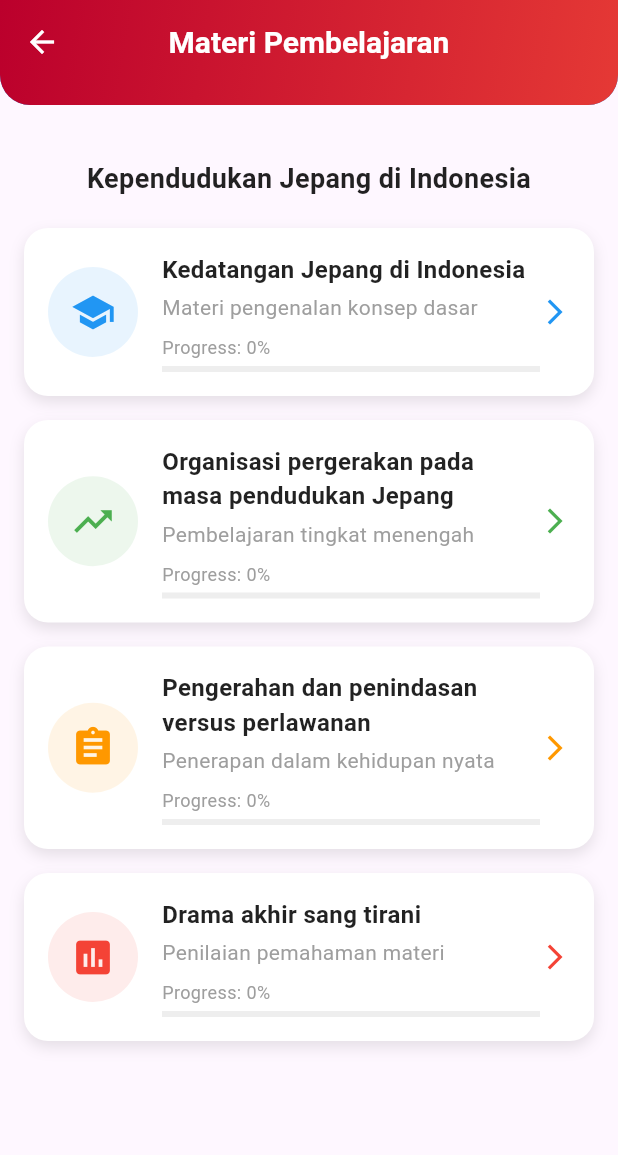
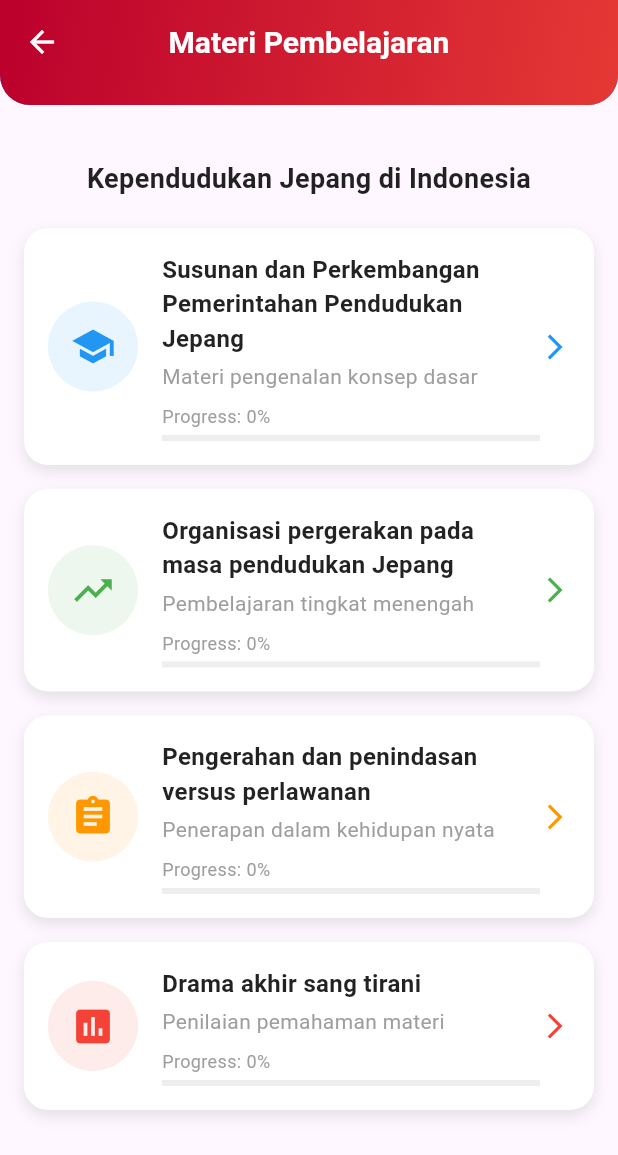
Before and after one commit to ChairulCode/Hinosa-App, a Flutter app: the MateriScreen screen opened directly, on a phone screen of 412 x 824 dp. Shown: the top 1155 px of the screen. Run offline on Flutter 3.47's test engine with Material 3 defaults, Android fonts, the phone set to English and light mode, and no system bars; our stand-ins replace supabase_flutter; accounts and stored records are empty.

Commit message:
sesuaikan konten materi

```diff
--- a/lib/screens/materi_detail/kedatangan_screen.dart
+++ b/lib/screens/materi_detail/kedatangan_screen.dart
@@ -1,6 +1,6 @@
-import 'dart:ui';
-
+import 'dart:convert';
 import 'package:flutter/material.dart';
+import 'package:flutter/services.dart' show rootBundle;
 import 'package:hinosaapp/screens/materi_screen.dart';
 
 class KedatanganJepangDetail extends BaseMateriDetail {
@@ -12,32 +12,66 @@ class KedatanganJepangDetail extends BaseMateriDetail {
 
 class _KedatanganJepangDetailState
     extends BaseMateriDetailState<KedatanganJepangDetail> {
-  @override
-  String get title => 'Kedatangan Jepang di Indonesia';
+  String materiTitle = "";
+  Color materiColor = Colors.blue;
+  List<Map<String, dynamic>> materiSections = [];
+  bool isLoading = true;
 
   @override
-  Color get color => Colors.blue;
+  void initState() {
+    super.initState();
+    loadMateriFromJson();
+  }
+
+  Future<void> loadMateriFromJson() async {
+    final String response = await rootBundle.loadString(
+      "assets/data/data_kedatangan.json",
+    );
+    final data = json.decode(response);
+
+    setState(() {
+      materiTitle = data["title"];
+      materiColor = _parseColor(data["color"]);
+      materiSections =
+          (data["sections"] as List).map((s) {
+            return {
+              "title": s["title"],
+              "content": List<String>.from(s["content"]),
+            };
+          }).toList();
+      isLoading = false;
+    });
+  }
+
+  Color _parseColor(String colorName) {
+    switch (colorName.toLowerCase()) {
+      case "red":
+        return Colors.red;
+      case "green":
+        return Colors.green;
+      case "blue":
+        return Colors.blue;
+      case "yellow":
+        return Colors.yellow;
+      default:
+        return Colors.blueGrey;
+    }
+  }
 
   @override
-  List<Map<String, dynamic>> get sections => [
-    {
-      'title': '1. Masuknya Jepang di Indonesia',
-      'content': [
-        'Pada 8 Desember 1941, Jepang melancarkan serangan besar-besaran ke Pearl Harbor, markas Angkatan Laut Amerika Serikat di Pasifik.',
-        'Target berikutnya adalah Indonesia (Hindia Belanda) karena kaya sumber daya alam: minyak bumi, timah, dan aluminium.',
-        'Awal Januari 1942, pasukan Jepang mendarat di Ambon, menguasai Maluku, lalu merebut Tarakan dan Balikpapan (12 Januari).',
-        'Pada 5 Maret 1942: Batavia (Jakarta) direbut Jepang',
-        '8 Maret 1942: Belanda menyerah tanpa syarat dalam Kapitulasi Kalijati, Subang',
-      ],
-    },
-    {
-      'title': '2. Sambutan Rakyat Indonesia',
-      'content': [
-        'Rakyat Indonesia menyambut Jepang dengan gembira sebagai "Saudara Tua"',
-        'Antusiasme dipengaruhi oleh kebencian terhadap Belanda dan ramalan Jayabaya',
-        'Jepang mengusung slogan Hakko Ichiu "Satu Keluarga di Bawah Langit"',
-        'Membentuk Gerakan Tiga A dengan slogan: Nippon Cahaya Asia, Nippon Pelindung Asia, Nippon Pemimpin Asia',
-      ],
-    },
-  ];
+  String get title => materiTitle;
+
+  @override
+  Color get color => materiColor;
+
+  @override
+  List<Map<String, dynamic>> get sections => materiSections;
+
+  @override
+  Widget build(BuildContext context) {
+    if (isLoading) {
+      return const Scaffold(body: Center(child: CircularProgressIndicator()));
+    }
+    return super.build(context);
+  }
 }
--- a/lib/screens/materi_screen.dart
+++ b/lib/screens/materi_screen.dart
@@ -1,8 +1,8 @@
 import 'package:flutter/material.dart';
-import 'package:hinosaapp/screens/materi_detail/kedatangan_screen.dart';
 import 'package:hinosaapp/screens/materi_detail/organisasi_screen.dart';
 import 'package:hinosaapp/screens/materi_detail/pengerahan_screen.dart';
 import 'package:hinosaapp/screens/materi_detail/drama_screen.dart';
+import 'package:hinosaapp/screens/materi_detail/kedatangan_screen.dart';
 
 class MateriScreen extends StatefulWidget {
   const MateriScreen({super.key});
@@ -14,7 +14,7 @@ class MateriScreen extends StatefulWidget {
 class _MateriScreenState extends State<MateriScreen> {
   final List<Map<String, dynamic>> materiList = [
     {
-      'title': 'Kedatangan Jepang di Indonesia',
+      'title': 'Susunan dan Perkembangan Pemerintahan Pendudukan Jepang',
       'subtitle': 'Materi pengenalan konsep dasar',
       'icon': Icons.school,
       'color': Colors.blue,
@@ -232,7 +232,6 @@ class _MateriScreenState extends State<MateriScreen> {
   }
 }
 
-// Base class for detail screens
 abstract class BaseMateriDetail extends StatefulWidget {
   const BaseMateriDetail({super.key});
 }
@@ -474,42 +473,42 @@ abstract class BaseMateriDetailState<T extends BaseMateriDetail>
   }
 }
 
-// kedatangan_jepang_detail.dart
-class KedatanganJepangDetail extends BaseMateriDetail {
-  const KedatanganJepangDetail({super.key});
+// // kedatangan_jepang_detail.dart
+// class KedatanganJepangDetail extends BaseMateriDetail {
+//   const KedatanganJepangDetail({super.key});
 
-  @override
-  State<KedatanganJepangDetail> createState() => _KedatanganJepangDetailState();
-}
+//   @override
+//   State<KedatanganJepangDetail> createState() => _KedatanganJepangDetailState();
+// }
 
-class _KedatanganJepangDetailState
-    extends BaseMateriDetailState<KedatanganJepangDetail> {
-  @override
-  String get title => 'Kedatangan Jepang di Indonesia';
+// class _KedatanganJepangDetailState
+//     extends BaseMateriDetailState<KedatanganJepangDetail> {
+//   @override
+//   String get title => 'Kedatangan Jepang di Indonesia';
 
-  @override
-  Color get color => Colors.blue;
+//   @override
+//   Color get color => Colors.blue;
 
-  @override
-  List<Map<String, dynamic>> get sections => [
-    {
-      'title': '1. Masuknya Jepang di Indonesia',
-      'content': [
-        'Pada 8 Desember 1941, Jepang melancarkan serangan besar-besaran ke Pearl Harbor, markas Angkatan Laut Amerika Serikat di Pasifik.',
-        'Target berikutnya adalah Indonesia (Hindia Belanda) karena kaya sumber daya alam: minyak bumi, timah, dan aluminium.',
-        'Awal Januari 1942, pasukan Jepang mendarat di Ambon, menguasai Maluku, lalu merebut Tarakan dan Balikpapan (12 Januari).',
-        'Pada 5 Maret 1942: Batavia (Jakarta) direbut Jepang',
-        '8 Maret 1942: Belanda menyerah tanpa syarat dalam Kapitulasi Kalijati, Subang',
-      ],
-    },
-    {
-      'title': '2. Sambutan Rakyat Indonesia',
-      'content': [
-        'Rakyat Indonesia menyambut Jepang dengan gembira sebagai "Saudara Tua"',
-        'Antusiasme dipengaruhi oleh kebencian terhadap Belanda dan ramalan Jayabaya',
-        'Jepang mengusung slogan Hakko Ichiu "Satu Keluarga di Bawah Langit"',
-        'Membentuk Gerakan Tiga A dengan slogan: Nippon Cahaya Asia, Nippon Pelindung Asia, Nippon Pemimpin Asia',
-      ],
-    },
-  ];
-}
+//   @override
+//   List<Map<String, dynamic>> get sections => [
+//     {
+//       'title': '1. Masuknya Jepang di Indonesia',
+//       'content': [
+//         'Pada 8 Desember 1941, Jepang melancarkan serangan besar-besaran ke Pearl Harbor, markas Angkatan Laut Amerika Serikat di Pasifik.',
+//         'Target berikutnya adalah Indonesia (Hindia Belanda) karena kaya sumber daya alam: minyak bumi, timah, dan aluminium.',
+//         'Awal Januari 1942, pasukan Jepang mendarat di Ambon, menguasai Maluku, lalu merebut Tarakan dan Balikpapan (12 Januari).',
+//         'Pada 5 Maret 1942: Batavia (Jakarta) direbut Jepang',
+//         '8 Maret 1942: Belanda menyerah tanpa syarat dalam Kapitulasi Kalijati, Subang',
+//       ],
+//     },
+//     {
+//       'title': '2. Sambutan Rakyat Indonesia',
+//       'content': [
+//         'Rakyat Indonesia menyambut Jepang dengan gembira sebagai "Saudara Tua"',
+//         'Antusiasme dipengaruhi oleh kebencian terhadap Belanda dan ramalan Jayabaya',
+//         'Jepang mengusung slogan Hakko Ichiu "Satu Keluarga di Bawah Langit"',
+//         'Membentuk Gerakan Tiga A dengan slogan: Nippon Cahaya Asia, Nippon Pelindung Asia, Nippon Pemimpin Asia',
+//       ],
+//     },
+//   ];
+// }
--- a/pubspec.yaml
+++ b/pubspec.yaml
@@ -37,6 +37,7 @@ dependencies:
   # Use with the CupertinoIcons class for iOS style icons.
   cupertino_icons: ^1.0.8
   supabase_flutter: ^2.9.1
+  timelines: ^0.1.0
 
 dev_dependencies:
   flutter_test:
@@ -63,6 +64,7 @@ flutter:
   assets:
     - assets/logo.png
     - assets/google.png
+    - assets/data/data_kedatangan.json
 
   # An image asset can refer to one or more resolution-specific "variants", see
   # https://flutter.dev/to/resolution-aware-images
```
Also changed, not shown: assets/data/data_kedatangan.json (added, +38 -0 lines), pubspec.lock.
